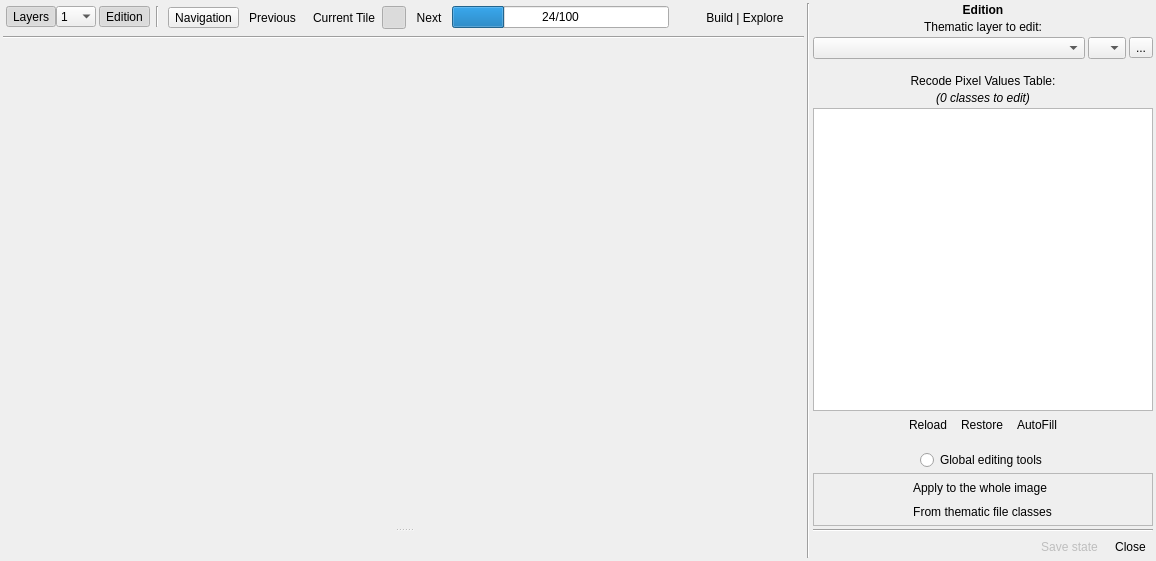
SMByC/ThRasE, file ui/main_dialog.ui: the form before one commit.
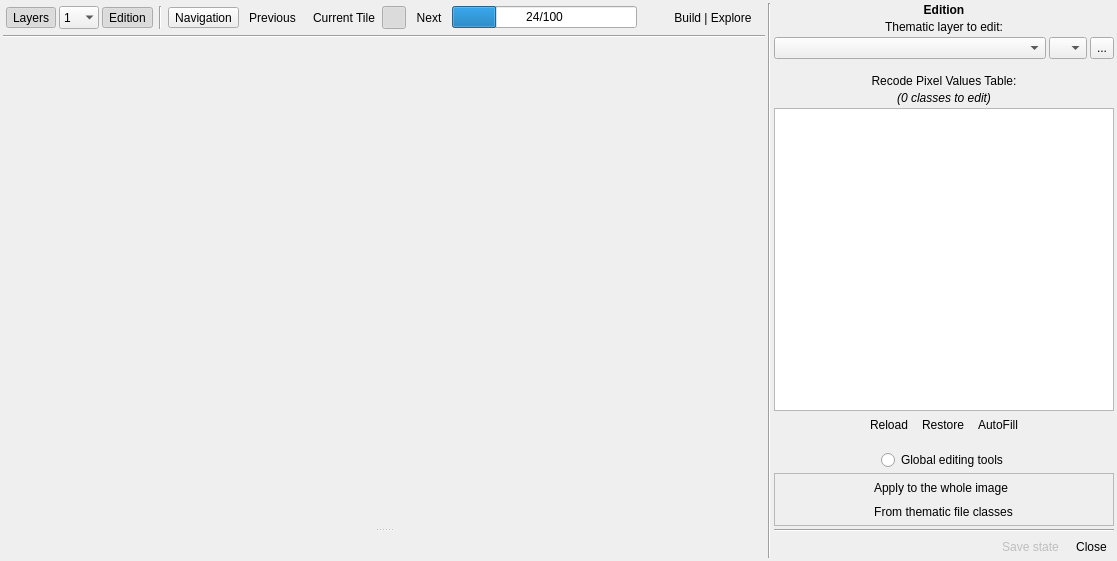
The form after the commit. Icons and pictures are not drawn. Custom widgets are drawn as their Qt base class.

Commit message: Many typos and fixes in text and tooltips. Adjustments in the autofill dialog

```diff
--- a/ui/main_dialog.ui
+++ b/ui/main_dialog.ui
@@ -6,7 +6,7 @@
    <rect>
     <x>0</x>
     <y>0</y>
-    <width>1156</width>
+    <width>1117</width>
     <height>561</height>
    </rect>
   </property>
@@ -314,6 +314,12 @@
             </item>
             <item>
              <widget class="QComboBox" name="QCBox_band_LayerToEdit">
+              <property name="sizePolicy">
+               <sizepolicy hsizetype="Preferred" vsizetype="Minimum">
+                <horstretch>0</horstretch>
+                <verstretch>0</verstretch>
+               </sizepolicy>
+              </property>
               <property name="toolTip">
                <string>Select the band to edit</string>
               </property>
@@ -327,6 +333,12 @@
             </item>
             <item>
              <widget class="QToolButton" name="QPBtn_browseLayerToEdit">
+              <property name="sizePolicy">
+               <sizepolicy hsizetype="Fixed" vsizetype="Minimum">
+                <horstretch>0</horstretch>
+                <verstretch>0</verstretch>
+               </sizepolicy>
+              </property>
               <property name="font">
                <font>
                 <pointsize>9</pointsize>
@@ -718,7 +730,7 @@
                <cursorShape>PointingHandCursor</cursorShape>
               </property>
               <property name="toolTip">
-               <string>&lt;html&gt;&lt;head/&gt;&lt;body&gt;&lt;p&gt;Save all ThRasE configurations and states, including pixel table, active layers, editing settings, view settings, navigation, current tile, and more.&lt;/p&gt;&lt;/body&gt;&lt;/html&gt;</string>
+               <string>&lt;html&gt;&lt;head/&gt;&lt;body&gt;&lt;p&gt;Save all ThRasE configurations and states to a file (.yaml) for later restoration. This includes:&lt;/p&gt;&lt;ul&gt;&lt;li&gt;Pixel table with colors and values&lt;/li&gt;&lt;li&gt;Active layers and their opacity settings&lt;/li&gt;&lt;li&gt;View configurations and layout&lt;/li&gt;&lt;li&gt;Navigation settings and current tile position&lt;/li&gt;&lt;li&gt;Current map extent and position&lt;/li&gt;&lt;li&gt;Dialog size and appearance&lt;/li&gt;&lt;li&gt;Editing tool settings&lt;/li&gt;&lt;/ul&gt;&lt;/body&gt;&lt;/html&gt;</string>
               </property>
               <property name="text">
                <string>Save state</string>
@@ -784,13 +796,13 @@
           <number>3</number>
          </property>
          <property name="rightMargin">
-          <number>10</number>
+          <number>3</number>
          </property>
          <property name="bottomMargin">
           <number>3</number>
          </property>
          <item>
-          <widget class="QWidget" name="header" native="true">
+          <widget class="QWidget" name="LayersEditionBlockWidget" native="true">
            <layout class="QHBoxLayout" name="horizontalLayout_13">
             <property name="spacing">
              <number>3</number>
@@ -802,24 +814,6 @@
              <number>0</number>
             </property>
             <property name="rightMargin">
-             <number>3</number>
-            </property>
-            <property name="bottomMargin">
-             <number>3</number>
-            </property>
-            <item>
-             <widget class="QWidget" name="widget_8" native="true">
-              <layout class="QHBoxLayout" name="horizontalLayout_5">
-               <property name="spacing">
-                <number>0</number>
-               </property>
-               <property name="leftMargin">
-                <number>0</number>
-               </property>
-               <property name="topMargin">
-                <number>0</number>
-               </property>
-               <property name="rightMargin">
                 <number>0</number>
                </property>
                <property name="bottomMargin">
@@ -907,9 +901,6 @@
                  </item>
                 </widget>
                </item>
-              </layout>
-             </widget>
-            </item>
             <item>
              <widget class="QToolButton" name="QPBtn_EditionTools">
               <property name="cursor">
@@ -939,6 +930,9 @@
               </property>
              </widget>
             </item>
+           </layout>
+          </widget>
+         </item>
             <item>
              <spacer name="horizontalSpacer_14">
               <property name="orientation">
@@ -962,9 +956,6 @@
               </property>
              </widget>
             </item>
-           </layout>
-          </widget>
-         </item>
          <item>
           <spacer name="horizontalSpacer_13">
            <property name="orientation">
```
Left out of the diff: 18 changed lines with no effect on the pictures. Lines whose indentation alone changed are shown as unchanged. The commit also changes 5 other files.
